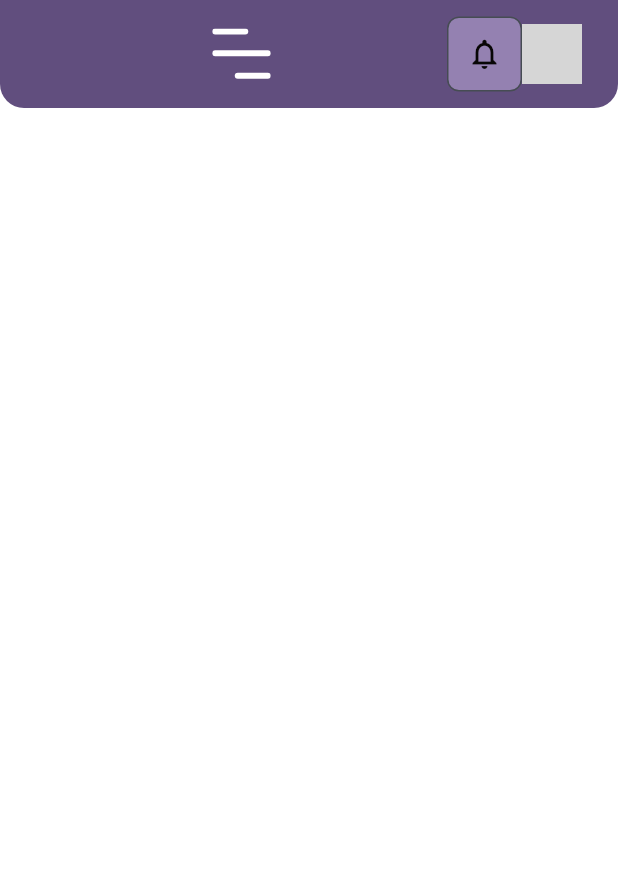
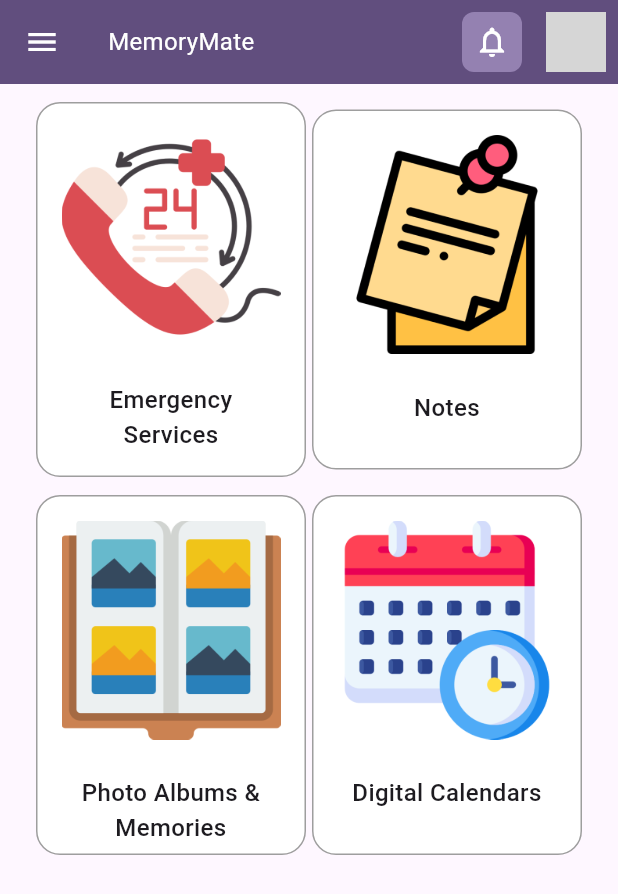
Before and after one commit to ST60002CEM/batch32a-haxor09alert, a Flutter app: the MyHomePage screen opened directly, on a phone screen of 412 x 824 dp. Shown: the top 894 px of the screen. Run offline on Flutter 3.47's test engine with Material 3 defaults, Android fonts, the light colour scheme and no system bars; drawn by our look-alikes of cached_network_image; network calls fail; Roboto replaces fonts that are missing (SFPro); grey boxes are pictures that could not be loaded.

Commit message:
made the home_screen statically and refactored the home screen codes

```diff
--- a/lib/core/utils/asset_provider.dart
+++ b/lib/core/utils/asset_provider.dart
@@ -4,13 +4,13 @@ class _AssetsImagesGen {
   const _AssetsImagesGen();
 
   String get Logo => '$kImagesPath/Logo1.png';
-  String get WalkThrough1 => '$kImagesPath/WalkThrough1.png';
-  String get WalkThrough2 => '$kImagesPath/WalkThrough2.png';
-  String get Product => '$kImagesPath/product.jpeg';
-  String get Baby => '$kImagesPath/baby.png';
-  String get Cosmetics => '$kImagesPath/cosmetics.png';
-  String get MenGromming => '$kImagesPath/men_grooming.png';
-  String get Men => '$kImagesPath/men.png';
+  String get AppleLogo => '$kImagesPath/apple.png';
+  String get GoogleLogo => '$kImagesPath/google.png';
+  String get FacebookLogo => '$kImagesPath/facebook.png';
+  String get EmergencyServices => '$kImagesPath/emergency .png';
+  String get Notes => '$kImagesPath/notes.png';
+  String get PhotoAlbums => '$kImagesPath/album.png';
+  String get DigitalCalendar => '$kImagesPath/digitalcalendars.png';
   String get Woman => '$kImagesPath/woman.png';
   String get Accessory => '$kImagesPath/accessory.png';
   String get MensApperal => '$kImagesPath/men.jpeg';
--- a/lib/screens/auth_screen/login_screen/model/widgets/login_header.dart
+++ b/lib/screens/auth_screen/login_screen/model/widgets/login_header.dart
@@ -23,14 +23,14 @@ class LoginHeader extends StatelessWidget {
               width: height,
             ),
           ),
-          ResponsiveText(
+          const ResponsiveText(
             KAppName,
             fontSize: 32,
             fontFamily: 'SF Pro Rounded',
             fontWeight: FontWeight.w400,
             textColor: Color(0xFF614E7E),
           ),
-          ResponsiveText(
+          const ResponsiveText(
             "Empowering Dementia Care",
             fontSize: 20,
             fontFamily: 'Helvetic',
--- a/lib/screens/auth_screen/new_password.dart
+++ b/lib/screens/auth_screen/new_password.dart
@@ -90,7 +90,7 @@ class _NewPasswordState extends State<NewPassword> {
                   MaterialPageRoute(builder: (context) => LoginScreen()),
                 );
               },
-            child: ResponsiveText(
+            child: const ResponsiveText(
               "Update",
               fontSize: 24,
               fontWeight: FontWeight.w400,
--- a/lib/screens/home_screens/homepage.dart
+++ b/lib/screens/home_screens/homepage.dart
@@ -1,11 +1,9 @@
-import 'package:cached_network_image/cached_network_image.dart';
-import 'package:flutter/cupertino.dart';
 import 'package:flutter/material.dart';
-import 'package:flutter/widgets.dart';
-import 'package:flutter_svg/svg.dart';
-import 'package:memorymate/core/constants/color_constants.dart';
-import 'package:memorymate/core/utils/asset_provider.dart';
 import 'package:memorymate/core/utils/util.dart';
+import 'package:memorymate/screens/home_screens/widgets/digital_calendar.dart';
+import 'package:memorymate/screens/home_screens/widgets/emergency_services.dart';
+import 'package:memorymate/screens/home_screens/widgets/notes.dart';
+import 'package:memorymate/screens/home_screens/widgets/photo_album.dart';
 import 'package:memorymate/widgets/responsive_text.dart';
 
 class MyHomePage extends StatefulWidget {
@@ -19,61 +17,80 @@ class _MyHomePageState extends State<MyHomePage> {
   @override
   Widget build(BuildContext context) {
     return Scaffold(
-      // appBar: AppBar(
-      //   backgroundColor: Color(0xff614E7E),
-      //   title: ResponsiveText('MemoryMate'),
-
-      // ),
-      backgroundColor: Color(kBackground),
-      body: SingleChildScrollView(
-        child: SafeArea(
-          child: Column(
-            children: [
-              Container(
-                height: height * 0.12,
+      appBar: AppBar(
+        backgroundColor: const Color(0xff614E7E),
+        title: const ResponsiveText(
+          'MemoryMate',
+          fontSize: 16,
+          textColor: Colors.white,
+        ),
+        leading: const Padding(
+          padding: EdgeInsets.all(8.0),
+          child: Icon(
+            Icons.menu,
+            color: Colors.white,
+          ),
+        ),
+        actions: [
+          IconButton(
+            onPressed: () {},
+            icon: Container(
               decoration: BoxDecoration(
-                    color: Color(0xff614E7E),
-                    borderRadius: BorderRadius.only(
-                        bottomLeft: Radius.circular(16),
-                        bottomRight: Radius.circular(16))),
-                child: Container(
-                  margin: EdgeInsets.symmetric(horizontal: kHorizontalMargin),
-                  child: Row(
-                    mainAxisAlignment: MainAxisAlignment.start,
-                    children: [
-                      Expanded(child: SvgPicture.asset(Assets.svgImages.menu)),
-                      Row(
-                        children: [
-                          Container(
-                            height: 50,
-                            width: 50,
-                            decoration: BoxDecoration(
-                                borderRadius: BorderRadius.circular(8),
-                                color: Color(0xff9481B1),
-                                border: Border.all(color: Color(0xff464C53))),
+                  color: const Color(0xff9481B1),
+                  borderRadius: BorderRadius.circular(8)),
+              child: const Padding(
+                padding: EdgeInsets.all(8.0),
                 child: Icon(
                   Icons.notifications_outlined,
-                              color: const Color.fromARGB(255, 8, 6, 6),
+                  color: Colors.white,
                 ),
               ),
-                          CircleAvatar(
-                            child: CachedNetworkImage(
-                              imageUrl:
+            ),
+          ),
+          const Padding(
+            padding: EdgeInsets.all(8.0),
+            child: CircleAvatar(
+              backgroundImage: NetworkImage(
                 'https://www.google.com/imgres?q=alekh%20chaudhary&imgurl=https%3A%2F%2Fmedia.licdn.com%2Fdms%2Fimage%2FD4D03AQGNE7Hvh_Srbg%2Fprofile-displayphoto-shrink_800_800%2F0%2F1670084614155%3Fe%3D2147483647%26v%3Dbeta%26t%3DR9100TFTU9w_2f1wU8wXUM5IUgjF6xJtY1Sdjf_OuTo&imgrefurl=https%3A%2F%2Fin.linkedin.com%2Fin%2Falekh-dwivedi-he-him-127852192&docid=5lrfrfqJ39sdpM&tbnid=J2GbeQ1lyiF6XM&vet=12ahUKEwj6ssKQ6JSGAxUC4jgGHcNoAT8QM3oECGoQAA..i&w=560&h=560&hcb=2&itg=1&ved=2ahUKEwj6ssKQ6JSGAxUC4jgGHcNoAT8QM3oECGoQAA',
-                              height: 50,
-                              width: 50,
+              ),
+            ),
+          ),
+        ],
+      ),
+      body: Column(
+        children: [
+          SizedBox(
+            height: kVerticalMargin,
+          ),
+          Container(
+            margin: EdgeInsets.symmetric(
+              horizontal: kHorizontalMargin,
+            ),
+            child: const Row(
+              mainAxisAlignment: MainAxisAlignment.spaceBetween,
+              children: [
+                EmergencyServices(),
+                Notes(),
+              ],
+            ),
+          ),
+          SizedBox(
+            height: kVerticalMargin,
+          ),
+          Container(
+            margin: EdgeInsets.symmetric(
+              horizontal: kHorizontalMargin,
+            ),
+            child: const Row(
+              mainAxisAlignment: MainAxisAlignment.spaceBetween,
+              children: [
+                PhotoAlbum(),
+                DigitalCalendars(),
+              ],
             ),
           )
         ],
       ),
-                    ],
-                  ),
-                ),
-              )
-            ],
-          ),
-        ),
-      ),
     );
   }
 }
--- /dev/null
+++ b/lib/screens/home_screens/widgets/digital_calendar.dart
@@ -0,0 +1,40 @@
+import 'package:flutter/material.dart';
+import 'package:memorymate/core/constants/color_constants.dart';
+import 'package:memorymate/core/utils/asset_provider.dart';
+import 'package:memorymate/core/utils/util.dart';
+import 'package:memorymate/widgets/responsive_text.dart';
+
+class DigitalCalendars extends StatelessWidget {
+  const DigitalCalendars({
+    super.key,
+  });
+
+  @override
+  Widget build(BuildContext context) {
+    return Container(
+      height: 240,
+      width: 180,
+      decoration: BoxDecoration(
+          color: const Color(kBackground),
+          border: Border.all(color: Colors.grey),
+          borderRadius: BorderRadius.circular(16)),
+      child: Padding(
+        padding: const EdgeInsets.all(16.0),
+        child: Column(
+          children: [
+            Image.asset(Assets.images.DigitalCalendar),
+            SizedBox(
+              height: kHorizontalMargin,
+            ),
+            const ResponsiveText(
+              'Digital Calendars',
+              fontSize: 16,
+              fontWeight: FontWeight.w500,
+              textAlign: TextAlign.center,
+            )
+          ],
+        ),
+      ),
+    );
+  }
+}
--- /dev/null
+++ b/lib/screens/home_screens/widgets/emergency_services.dart
@@ -0,0 +1,40 @@
+import 'package:flutter/material.dart';
+import 'package:memorymate/core/constants/color_constants.dart';
+import 'package:memorymate/core/utils/asset_provider.dart';
+import 'package:memorymate/core/utils/util.dart';
+import 'package:memorymate/widgets/responsive_text.dart';
+
+class EmergencyServices extends StatelessWidget {
+  const EmergencyServices({
+    super.key,
+  });
+
+  @override
+  Widget build(BuildContext context) {
+    return Container(
+      // height: 150,
+      width: 180,
+      decoration: BoxDecoration(
+          color: const Color(kBackground),
+          border: Border.all(color: Colors.grey),
+          borderRadius: BorderRadius.circular(16)),
+      child: Padding(
+        padding: const EdgeInsets.all(16.0),
+        child: Column(
+          children: [
+            Image.asset(Assets.images.EmergencyServices),
+            SizedBox(
+              height: kHorizontalMargin,
+            ),
+            const ResponsiveText(
+              'Emergency Services',
+              fontSize: 16,
+              fontWeight: FontWeight.w500,
+              textAlign: TextAlign.center,
+            )
+          ],
+        ),
+      ),
+    );
+  }
+}
--- /dev/null
+++ b/lib/screens/home_screens/widgets/notes.dart
@@ -0,0 +1,40 @@
+import 'package:flutter/material.dart';
+import 'package:memorymate/core/constants/color_constants.dart';
+import 'package:memorymate/core/utils/asset_provider.dart';
+import 'package:memorymate/core/utils/util.dart';
+import 'package:memorymate/widgets/responsive_text.dart';
+
+class Notes extends StatelessWidget {
+  const Notes({
+    super.key,
+  });
+
+  @override
+  Widget build(BuildContext context) {
+    return Container(
+      height: 240,
+      width: 180,
+      decoration: BoxDecoration(
+          color: const Color(kBackground),
+          border: Border.all(color: Colors.grey),
+          borderRadius: BorderRadius.circular(16)),
+      child: Padding(
+        padding: const EdgeInsets.all(16.0),
+        child: Column(
+          children: [
+            Image.asset(Assets.images.Notes),
+            SizedBox(
+              height: kHorizontalMargin,
+            ),
+            const ResponsiveText(
+              'Notes',
+              fontSize: 16,
+              fontWeight: FontWeight.w500,
+              textAlign: TextAlign.center,
+            )
+          ],
+        ),
+      ),
+    );
+  }
+}
--- /dev/null
+++ b/lib/screens/home_screens/widgets/photo_album.dart
@@ -0,0 +1,41 @@
+import 'package:flutter/material.dart';
+import 'package:memorymate/core/constants/color_constants.dart';
+import 'package:memorymate/core/utils/asset_provider.dart';
+import 'package:memorymate/widgets/responsive_text.dart';
+
+import '../../../core/utils/util.dart';
+
+class PhotoAlbum extends StatelessWidget {
+  const PhotoAlbum({
+    super.key,
+  });
+
+  @override
+  Widget build(BuildContext context) {
+    return Container(
+      height: 240,
+      width: 180,
+      decoration: BoxDecoration(
+          color: const Color(kBackground),
+          border: Border.all(color: Colors.grey),
+          borderRadius: BorderRadius.circular(16)),
+      child: Padding(
+        padding: const EdgeInsets.all(16.0),
+        child: Column(
+          children: [
+            Image.asset(Assets.images.PhotoAlbums),
+            SizedBox(
+              height: kHorizontalMargin,
+            ),
+            const ResponsiveText(
+              'Photo Albums & Memories',
+              fontSize: 16,
+              fontWeight: FontWeight.w500,
+              textAlign: TextAlign.center,
+            )
+          ],
+        ),
+      ),
+    );
+  }
+}
--- a/lib/screens/walkthrough/splashscreen.dart
+++ b/lib/screens/walkthrough/splashscreen.dart
@@ -1,9 +1,7 @@
 import 'package:flutter/material.dart';
 import 'package:memorymate/core/constants/string_constants.dart';
 import 'package:memorymate/core/utils/asset_provider.dart';
-import 'package:memorymate/core/utils/util.dart';
 import 'package:memorymate/screens/auth_screen/login_screen/model/login_screen.dart';
-import 'package:memorymate/screens/auth_screen/login_screen/model/widgets/login_header.dart';
 import 'package:memorymate/widgets/responsive_text.dart';
 
 class SplashScreen extends StatefulWidget {
@@ -23,7 +21,7 @@ class _SplashScreenState extends State<SplashScreen> {
     const double kVerticalMargin = 16.0;
 
     return Scaffold(
-      backgroundColor: Color(0xffFDF3E7),
+      backgroundColor: const Color(0xffFDF3E7),
       body: Center(
         child: Container(
           margin: const EdgeInsets.symmetric(
```
Also changed, not shown: lib/screens/auth_screen/changepassword.dart (+15 -15 lines), lib/screens/auth_screen/forget_password.dart (+8 -8 lines), lib/screens/auth_screen/login_screen/model/login_screen.dart (+82 -2 lines), assets/images/album.png (added), assets/images/apple.png (added), assets/images/digitalcalendars.png (added), assets/images/emergency .png (added), assets/images/facebook.png (added), assets/images/google.png (added), assets/images/notes.png (added), 5 other files. Lines whose indentation alone changed are shown as unchanged.
